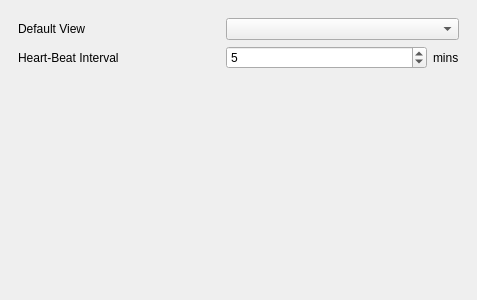
Above: Qt/Components/Resources/UI/pqApplicationOptions.ui from matthb2/ParaView-beforekitwareswtichedtogit before the change. Below: the same form after it.
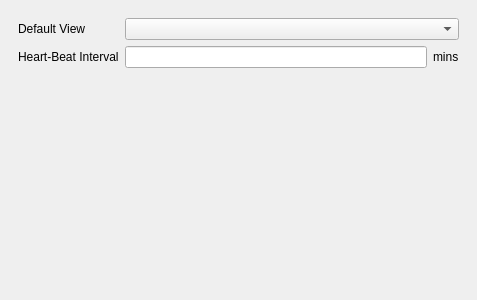
That is the form after the change.

Commit message: ENH: Changed the heartbeat widget to text edit and type to float (patch from Utkarsh)

What changed in the file:
```diff
--- a/Qt/Components/Resources/UI/pqApplicationOptions.ui
+++ b/Qt/Components/Resources/UI/pqApplicationOptions.ui
@@ -78,7 +78,7 @@
         </spacer>
        </item>
        <item row="1" column="1" >
-        <widget class="QSpinBox" name="HeartBeatTimeout" >
+        <widget class="QLineEdit" name="HeartBeatTimeout" >
          <property name="toolTip" >
           <string>&lt;html>&lt;p>Set the interval in &lt;b>minutes&lt;/b> after which the client sends a heart beat message to the server to avoid connection termination due to inactivity. &lt;b>0&lt;/b> means no heartbeats.&lt;/p>&lt;/html></string>
          </property>
@@ -88,18 +88,6 @@
          <property name="whatsThis" >
           <string>&lt;html>&lt;p>Set the interval in &lt;b>minutes&lt;/b> after which the client sends a heart beat message to the server to avoid connection termination due to inactivity. &lt;b>0&lt;/b> means no heartbeats.&lt;/p>&lt;/html></string>
          </property>
-         <property name="maximum" >
-          <number>1440</number>
-         </property>
-         <property name="minimum" >
-          <number>0</number>
-         </property>
-         <property name="singleStep" >
-          <number>1</number>
-         </property>
-         <property name="value" >
-          <number>5</number>
-         </property>
         </widget>
        </item>
       </layout>
```
The commit also changes 2 other files.
